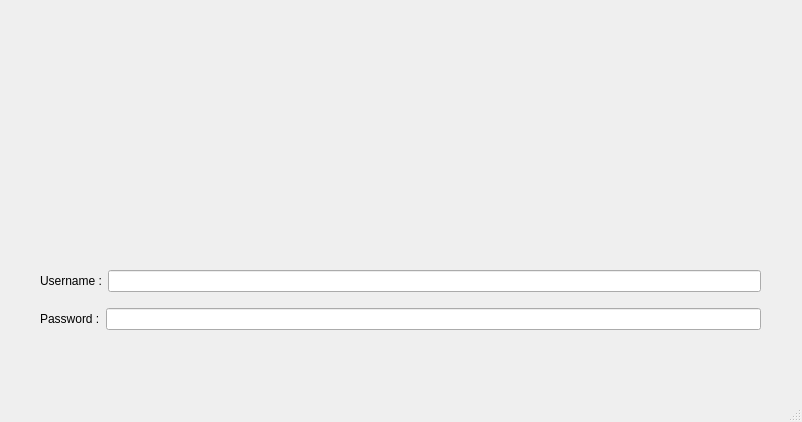
karam-ch/tp1c-, file mainwindow.ui: the form before one commit.
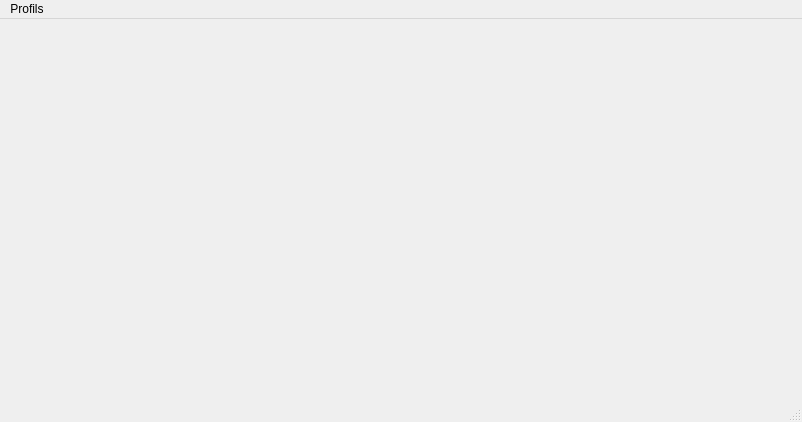
The form after the commit.

```diff
--- a/mainwindow.ui
+++ b/mainwindow.ui
@@ -13,48 +13,7 @@
   <property name="windowTitle">
    <string>MainWindow</string>
   </property>
-  <widget class="QWidget" name="centralwidget">
-   <widget class="QWidget" name="verticalLayoutWidget">
-    <property name="geometry">
-     <rect>
-      <x>40</x>
-      <y>260</y>
-      <width>721</width>
-      <height>81</height>
-     </rect>
-    </property>
-    <layout class="QVBoxLayout" name="verticalLayout">
-     <item>
-      <layout class="QHBoxLayout" name="horizontalLayout">
-       <item>
-        <widget class="QLabel" name="label">
-         <property name="text">
-          <string>Username :</string>
-         </property>
-        </widget>
-       </item>
-       <item>
-        <widget class="QLineEdit" name="lineEdit"/>
-       </item>
-      </layout>
-     </item>
-     <item>
-      <layout class="QHBoxLayout" name="horizontalLayout_2">
-       <item>
-        <widget class="QLabel" name="label_2">
-         <property name="text">
-          <string>Password :</string>
-         </property>
-        </widget>
-       </item>
-       <item>
-        <widget class="QLineEdit" name="lineEdit_2"/>
-       </item>
-      </layout>
-     </item>
-    </layout>
-   </widget>
-  </widget>
+  <widget class="QWidget" name="centralwidget"/>
   <widget class="QMenuBar" name="menubar">
    <property name="geometry">
     <rect>
@@ -64,6 +23,12 @@
      <height>23</height>
     </rect>
    </property>
+   <widget class="QMenu" name="menuProfils">
+    <property name="title">
+     <string>Profils</string>
+    </property>
+   </widget>
+   <addaction name="menuProfils"/>
   </widget>
   <widget class="QStatusBar" name="statusbar"/>
  </widget>
```
